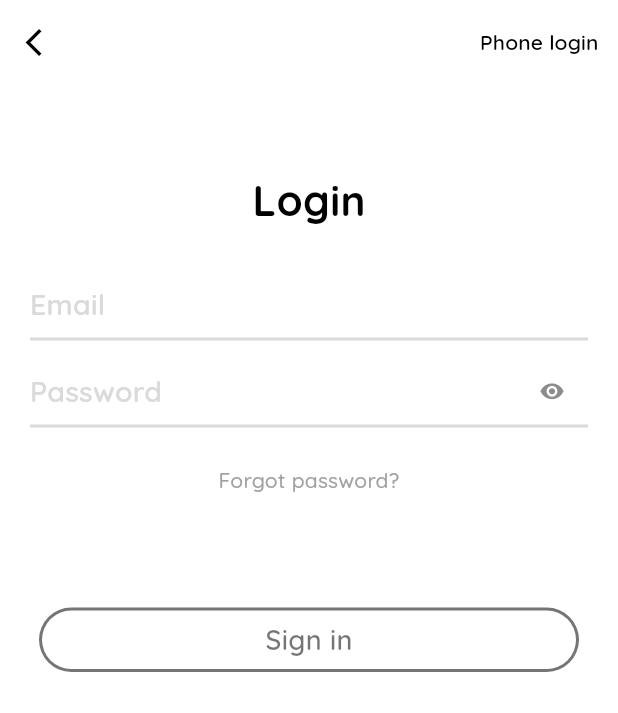
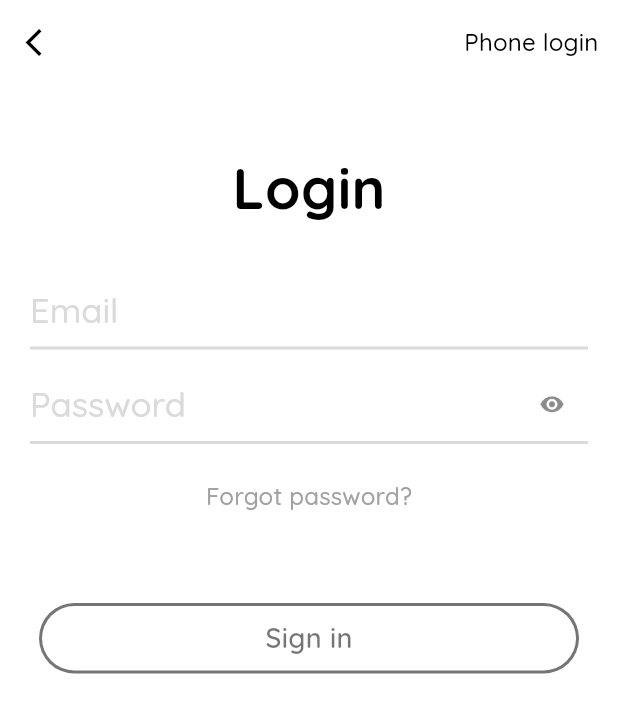
Before and after one commit to Ian2x/hs_connect, a Flutter app: the SignIn screen opened directly, after a tap on "Email login", on a phone screen of 412 x 824 dp. Shown: the top 713 px of the screen. Run offline on Flutter 3.47's test engine with Material 2 defaults, Android fonts, the phone set to English and light mode, and no system bars; our stand-ins replace bubble, cached_network_image, cloud_firestore, cloud_functions, dismissible_page, dropdown_search and 21 more; missing offline and left inert: flutter_link_previewer; accounts and stored records are empty; network calls fail.

```diff
--- a/lib/screens/authenticate/authButton.dart
+++ b/lib/screens/authenticate/authButton.dart
@@ -23,8 +23,9 @@ class AuthButton extends StatelessWidget {
             color: hasText ? Colors.black : Colors.black54,
             borderRadius: BorderRadius.circular(40),
           ),
+          margin: EdgeInsets.only(bottom: 10),
           child: Container(
-            padding: EdgeInsets.symmetric(vertical: 8, horizontal: 29),
+            padding: EdgeInsets.symmetric(vertical: 10, horizontal: 29),
             decoration: BoxDecoration(
               borderRadius: BorderRadius.circular(38),
               color: hasText ? Colors.black : Colors.white,
--- a/lib/screens/authenticate/signIn.dart
+++ b/lib/screens/authenticate/signIn.dart
@@ -5,6 +5,7 @@ import 'package:hs_connect/screens/authenticate/smsCode.dart';
 import 'package:hs_connect/screens/wrapper.dart';
 import 'package:hs_connect/services/auth.dart';
 import 'package:hs_connect/shared/constants.dart';
+import 'package:hs_connect/shared/pageRoutes.dart';
 import 'package:hs_connect/shared/themeManager.dart';
 import 'package:hs_connect/shared/tools/helperFunctions.dart';
 import 'package:hs_connect/shared/widgets/loading.dart';
@@ -44,9 +45,9 @@ class _SignInState extends State<SignIn> {
     return Scaffold(
         backgroundColor: Colors.white,
         appBar: AppBar(
-          leading: !isLoading ? myBackButtonIcon(context, overrideColor: ThemeNotifier.lightThemeOnSurface) : null,
+          leading: myBackButtonIcon(context, overrideColor: Colors.black),
           automaticallyImplyLeading: false,
-          actions: [
+          actions: !isLoading ? [
             Container(
               padding: EdgeInsets.only(right: 5),
               child: TextButton(
@@ -64,10 +65,10 @@ class _SignInState extends State<SignIn> {
                   }
                 },
                 child: Text(withPhone ? "Email login" : "Phone login",
-                    style: textTheme.subtitle2?.copyWith(color: Colors.black)),
+                    style: textTheme.subtitle1?.copyWith(color: Colors.black)),
               ),
             )
-          ],
+          ] : null,
           elevation: 0,
           backgroundColor: Colors.white,
         ),
@@ -83,18 +84,20 @@ class _SignInState extends State<SignIn> {
     return Stack(children: [
       SingleChildScrollView(
         child: Column(children: [
-          SizedBox(height: 60),
+          SizedBox(height: 45),
           Text(
             'Login',
-            style: ThemeText.quicksand(fontWeight: FontWeight.w700, fontSize: 28, color: Colors.black),
+            style: ThemeText.quicksand(fontWeight: FontWeight.w700, fontSize: 38, color: Colors.black),
           ),
           SizedBox(height: 10),
           Text(
             error ?? "",
-            style: Theme.of(context).textTheme.subtitle1?.copyWith(color: Colors.black, fontSize: 14, height: 1.3),
+            style: Theme.of(context).textTheme.subtitle1?.copyWith(color: Colors.black, fontSize: 16, height: 1.3),
             textAlign: TextAlign.center,
           ),
-          InternationalPhoneNumberInput(
+          Container(
+            padding: EdgeInsets.fromLTRB(10, 0, 20, 0),
+            child: InternationalPhoneNumberInput(
               onInputChanged: (PhoneNumber number) {
                 if (mounted) {
                   setState(() {
@@ -116,20 +119,21 @@ class _SignInState extends State<SignIn> {
                   leadingPadding: 0.0,
                   trailingSpace: false),
               ignoreBlank: false,
-            textStyle: textTheme.headline6?.copyWith(color: Colors.black),
-            selectorTextStyle: textTheme.headline6?.copyWith(color: Colors.black),
+              inputDecoration: InputDecoration(enabledBorder: UnderlineInputBorder(borderSide: BorderSide(width: 2, color: authHintTextColor)), focusedBorder: UnderlineInputBorder(borderSide: BorderSide(width: 2, color: authHintTextColor))),
+              textStyle: textTheme.headline5?.copyWith(fontSize: 28, color: authPrimaryTextColor, letterSpacing: 2.5),
+              selectorTextStyle: textTheme.headline5?.copyWith(fontSize: 28, color: authPrimaryTextColor, letterSpacing: 2.5),
               formatInput: false,
               initialValue: initial,
               keyboardType: TextInputType.numberWithOptions(signed: true, decimal: true),
-            //inputBorder: OutlineInputBorder(gapPadding: 0.0),
             ),
-          SizedBox(height: 20),
+          ),
+          SizedBox(height: 30),
           Container(
-            padding: EdgeInsets.only(left: 20, right: 20),
+            padding: EdgeInsets.only(left: 30, right: 30),
             alignment: Alignment.center,
             child: Text(
               "We'll send a verification text. Standard rates apply.",
-              style: textTheme.subtitle1?.copyWith(color: authPrimaryTextColor, fontSize: 14, height: 1.3),
+              style: textTheme.subtitle1?.copyWith(color: authPrimaryTextColor, fontSize: 16, height: 1.3),
               textAlign: TextAlign.center,
             ),
           ),
@@ -156,15 +160,17 @@ class _SignInState extends State<SignIn> {
                 bool inUse = await _auth.checkIfNumberInUse(phoneNumber!);
                 if (inUse) {
                   // push smsCode page
-                  Navigator.of(context).push(MaterialPageRoute(
+                  await Navigator.of(context).push(NoAnimationMaterialPageRoute(
                       builder: (context) => SMSCode(phoneNumber: phoneNumber!, domain: "IRRELEVANT", signUp: false)));
                 } else {
                   if (mounted) {
                     setState(() {
                       error = "This number is not recognized";
-                      isLoading = false;
                     });
                   }
+                }
+                if (mounted) {
+                  setState(() => isLoading = false);
                 }
               }
             }
@@ -179,15 +185,15 @@ class _SignInState extends State<SignIn> {
     return Stack(children: [
       SingleChildScrollView(
         child: Column(children: [
-          SizedBox(height: 60),
+          SizedBox(height: 45),
           Text(
             'Login',
-            style: ThemeText.quicksand(fontWeight: FontWeight.w700, fontSize: 28, color: Colors.black),
+            style: ThemeText.quicksand(fontWeight: FontWeight.w700, fontSize: 38, color: Colors.black),
           ),
           SizedBox(height: 10),
           Text(
             error ?? "",
-            style: textTheme.subtitle1?.copyWith(color: Colors.black, fontSize: 14, height: 1.3),
+            style: textTheme.subtitle1?.copyWith(color: Colors.black, fontSize: 16, height: 1.3),
             textAlign: TextAlign.center,
           ),
           Container(
@@ -196,10 +202,10 @@ class _SignInState extends State<SignIn> {
               children: [
                 TextField(
                     autocorrect: false,
-                    style: textTheme.headline6?.copyWith(color: authPrimaryTextColor),
+                    style: textTheme.headline5?.copyWith(color: authPrimaryTextColor),
                     maxLines: null,
                     decoration: InputDecoration(
-                        hintStyle: textTheme.headline6?.copyWith(color: authHintTextColor),
+                        hintStyle: textTheme.headline5?.copyWith(color: authHintTextColor),
                         border: InputBorder.none,
                         hintText: "Email"),
                     onChanged: (val) {
@@ -211,9 +217,9 @@ class _SignInState extends State<SignIn> {
                 SizedBox(height: 10),
                 TextField(
                     autocorrect: false,
-                    style: textTheme.headline6?.copyWith(color: authPrimaryTextColor),
+                    style: textTheme.headline5?.copyWith(color: authPrimaryTextColor),
                     decoration: InputDecoration(
-                        hintStyle: textTheme.headline6?.copyWith(color: authHintTextColor),
+                        hintStyle: textTheme.headline5?.copyWith(color: authHintTextColor),
                         border: InputBorder.none,
                         suffixIcon: IconButton(
                           icon: passwordHidden ? Icon(Icons.visibility) : Icon(Icons.visibility_off),
@@ -242,7 +248,7 @@ class _SignInState extends State<SignIn> {
             },
             child: Text(
               "Forgot password?",
-              style: textTheme.subtitle1?.copyWith(color: authPrimaryTextColor, fontSize: 14, height: 1.3),
+              style: textTheme.subtitle1?.copyWith(color: authPrimaryTextColor, fontSize: 16, height: 1.3),
               textAlign: TextAlign.center,
             ),
           ),
@@ -271,7 +277,7 @@ class _SignInState extends State<SignIn> {
                 }
               } else {
                 Navigator.of(context).pushAndRemoveUntil(
-                    MaterialPageRoute(builder: (context) => Wrapper()), (Route<dynamic> route) => false);
+                    NoAnimationMaterialPageRoute(builder: (context) => Wrapper()), (Route<dynamic> route) => false);
               }
             }
             dismissKeyboard(context);
--- a/lib/screens/new/newPost/newPost.dart
+++ b/lib/screens/new/newPost/newPost.dart
@@ -19,7 +19,7 @@ class NewPost extends StatelessWidget {
       backgroundColor: Theme.of(context).colorScheme.surface,
       body: Container(
         constraints: BoxConstraints.expand(),
-        child: PostForm(currUserData: userData),
+        child: Container()//PostForm(currUserData: userData),
       ),
     );
   }
```
Also changed, not shown: lib/screens/activity/activityAppBar.dart (+4 -4 lines), lib/screens/authenticate/chooseSchool.dart (+9 -6 lines), lib/screens/authenticate/preview.dart (+10 -10 lines), lib/screens/authenticate/registerNumber.dart (+4 -4 lines), lib/screens/authenticate/smsCode.dart (+22 -8 lines), lib/screens/home/home.dart (+27 -45 lines), lib/screens/home/homeAppBar.dart (+6 -56 lines), lib/screens/new/newPost/postForm.dart (+25 -49 lines), lib/shared/widgets/myNavigationBar.dart (+1 -7 lines). Lines whose indentation alone changed are shown as unchanged.
